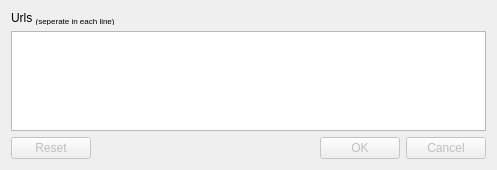
Old version of the form ui/dialog/urldialog.ui in the repository Alir3z4/yoDownet.
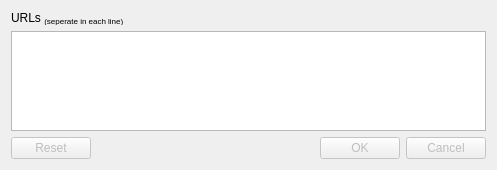
New version of the form. Icons and pictures are not drawn.

The edit to the form file:
```diff
--- a/ui/dialog/urldialog.ui
+++ b/ui/dialog/urldialog.ui
@@ -35,7 +35,7 @@
    <item row="0" column="0">
     <widget class="QLabel" name="urlsLabel">
      <property name="text">
-      <string>Urls &lt;span style=&quot; vertical-align:sub;&quot;&gt;(seperate in each line)&lt;/span&gt;</string>
+      <string>URLs &lt;span style=&quot; vertical-align:sub;&quot;&gt;(seperate in each line)&lt;/span&gt;</string>
      </property>
     </widget>
    </item>
```
Left out of the diff: 6 changed lines with no effect on the pictures.
